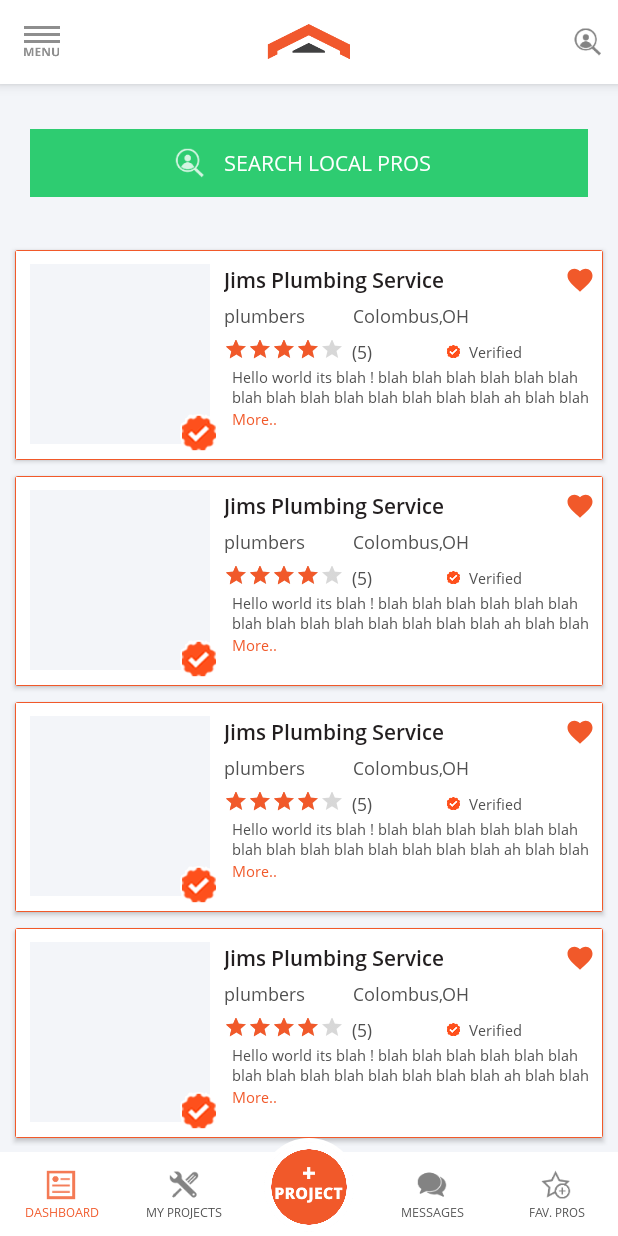
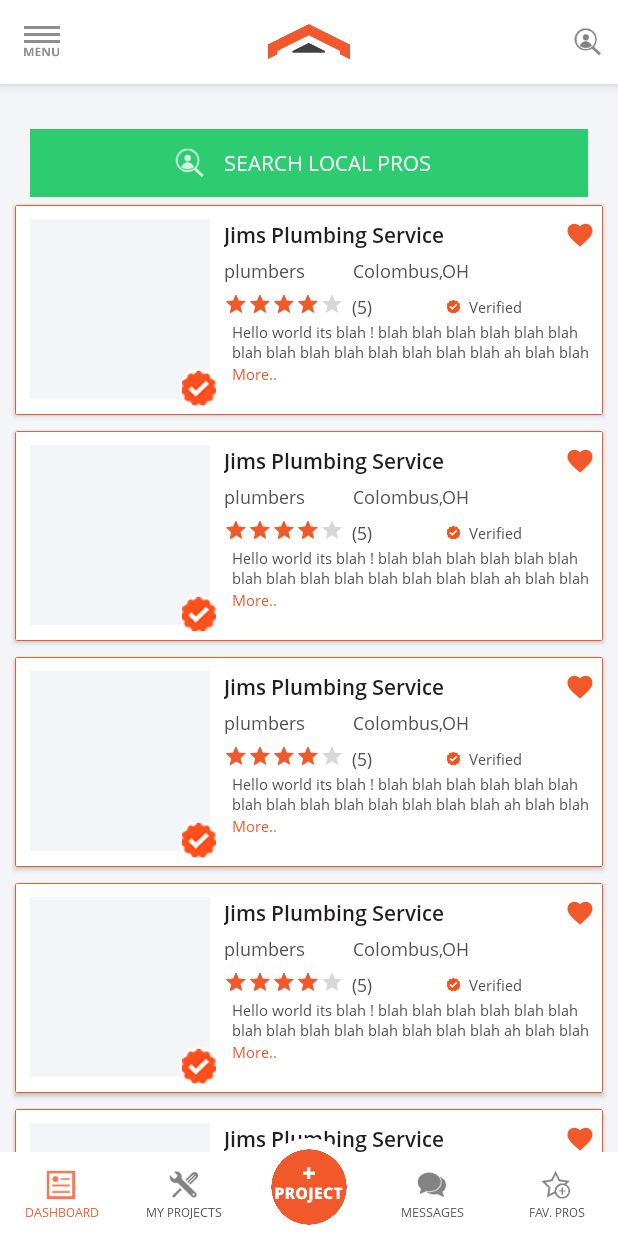
Before and after one commit to bodhidipta/Proringer, an Android app: the fragment SearchLocalPro placed in its activity, on a phone screen of 412 x 824 dp. Run offline under Robolectric (Android 15) with nearby library versions, the phone set to English and light mode, and no system bars; 2 statements that could not run were skipped.

```diff
--- a/app/src/main/res/layout/fragment_search_pros.xml
+++ b/app/src/main/res/layout/fragment_search_pros.xml
@@ -8,7 +8,7 @@
     <LinearLayout
         android:layout_width="match_parent"
         android:layout_height="@dimen/button_height"
-        android:layout_marginBottom="30dp"
+
         android:layout_marginLeft="20dp"
         android:layout_marginRight="20dp"
         android:layout_marginTop="30dp"
```
